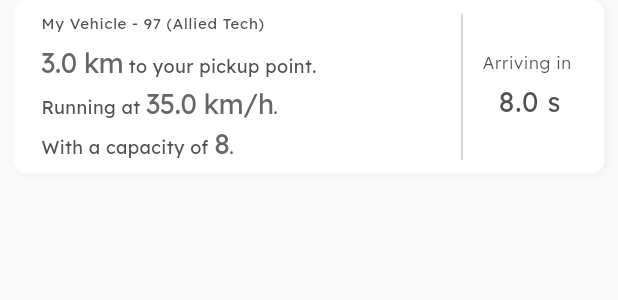
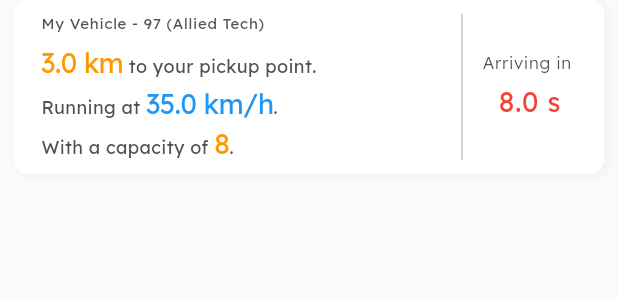
Before and after one commit to hayanbeigh0/vtrack_v1, a Flutter app: the RunningVehiclesCard widget shown alone on an empty page, opened directly, on a phone screen of 412 x 824 dp. Shown: the top 300 px of the screen. Run offline on Flutter 3.47's test engine with Material 3 defaults, Android fonts, the phone set to English and light mode, and no system bars; our stand-ins replace another_flushbar, auto_route, dartz, dio, flutter_bloc, flutter_screenutil and 5 more; accounts and stored records are empty; statements that could not run were skipped.

Commit message:
add: color based values on the running vehicles card

```diff
--- a/lib/presentation/home/widgets/associated_vehicles_card.dart
+++ b/lib/presentation/home/widgets/associated_vehicles_card.dart
@@ -74,6 +74,7 @@ class AssociatedVehiclesCard extends StatelessWidget {
           Icon(
             Icons.bus_alert,
             size: 80.sp,
+            color: Colors.orange,
           ),
         ],
       ),
--- a/lib/presentation/home/widgets/running_vehicles_card.dart
+++ b/lib/presentation/home/widgets/running_vehicles_card.dart
@@ -53,10 +53,14 @@ class RunningVehiclesCard extends StatelessWidget {
                     text: TextSpan(children: [
                       TextSpan(
                         text: formatDistance(distanceLeftInMeters),
-                        style: Theme.of(context)
-                            .textTheme
-                            .displayLarge!
-                            .copyWith(fontSize: 18),
+                        style:
+                            Theme.of(context).textTheme.displayLarge!.copyWith(
+                                  fontSize: 18,
+                                  color: getColor(
+                                    DataType.distanceRemaining,
+                                    distanceLeftInMeters,
+                                  ),
+                                ),
                       ),
                       TextSpan(
                         text: ' to your pickup point',
@@ -77,10 +81,14 @@ class RunningVehiclesCard extends StatelessWidget {
                       ),
                       TextSpan(
                         text: formatSpeed(speedInMetersPerSecond),
-                        style: Theme.of(context)
-                            .textTheme
-                            .displayLarge!
-                            .copyWith(fontSize: 18),
+                        style:
+                            Theme.of(context).textTheme.displayLarge!.copyWith(
+                                  fontSize: 18,
+                                  color: getColor(
+                                    DataType.speed,
+                                    speedInMetersPerSecond,
+                                  ),
+                                ),
                       ),
                       TextSpan(
                         text: '.',
@@ -97,10 +105,14 @@ class RunningVehiclesCard extends StatelessWidget {
                       ),
                       TextSpan(
                         text: '$remainingCapacity',
-                        style: Theme.of(context)
-                            .textTheme
-                            .displayLarge!
-                            .copyWith(fontSize: 18),
+                        style:
+                            Theme.of(context).textTheme.displayLarge!.copyWith(
+                                  fontSize: 18,
+                                  color: getColor(
+                                    DataType.capacity,
+                                    remainingCapacity.toDouble(),
+                                  ),
+                                ),
                       ),
                       TextSpan(
                         text: '.',
@@ -130,10 +142,13 @@ class RunningVehiclesCard extends StatelessWidget {
                 ),
                 Text(
                   formatTime(arrivingIn),
-                  style: Theme.of(context)
-                      .textTheme
-                      .bodyLarge!
-                      .copyWith(fontSize: 18),
+                  style: Theme.of(context).textTheme.bodyLarge!.copyWith(
+                        fontSize: 18,
+                        color: getColor(
+                          DataType.remainingTime,
+                          arrivingIn,
+                        ),
+                      ),
                 ),
               ],
             ),
@@ -176,3 +191,53 @@ class RunningVehiclesCard extends StatelessWidget {
     }
   }
 }
+
+enum DataType {
+  distanceRemaining,
+  speed,
+  capacity,
+  remainingTime,
+}
+
+Color getColor(DataType dataType, double value) {
+  switch (dataType) {
+    case DataType.remainingTime:
+      if (value < 5 * 60) {
+        // less than 5 minutes
+        return Colors.red;
+      } else if (value < 15 * 60) {
+        // between 5 and 15 minutes
+        return Colors.orange;
+      } else {
+        // more than 15 minutes
+        return Colors.green;
+      }
+    case DataType.distanceRemaining:
+      if (value < 1 * 1000) {
+        // less than 1 km
+        return Colors.red;
+      } else if (value < 4 * 1000) {
+        // between 1 and 4 km
+        return Colors.orange;
+      } else {
+        // more than 4 km
+        return Colors.green;
+      }
+    case DataType.capacity:
+      if (value < 5) {
+        // less than 5
+        return Colors.red;
+      } else if (value < 9) {
+        // between 5 and 9
+        return Colors.orange;
+      } else {
+        // 9 or more
+        return Colors.green;
+      }
+    case DataType.speed:
+      // Define color logic for speed if needed
+      return Colors.blue; // Placeholder color
+    default:
+      return Colors.grey; // Default color
+  }
+}
```
